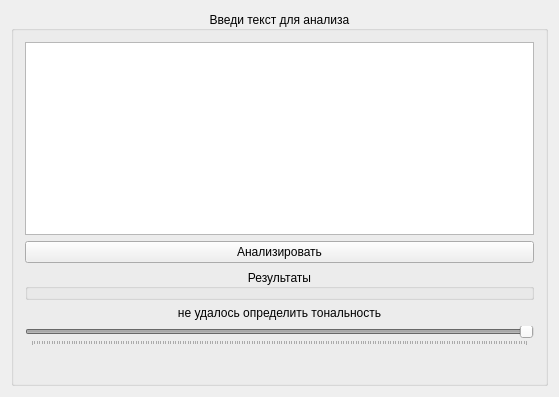
First picture: the form in mainwindow.ui, repository Kpuccmajl/analston, before the edit.
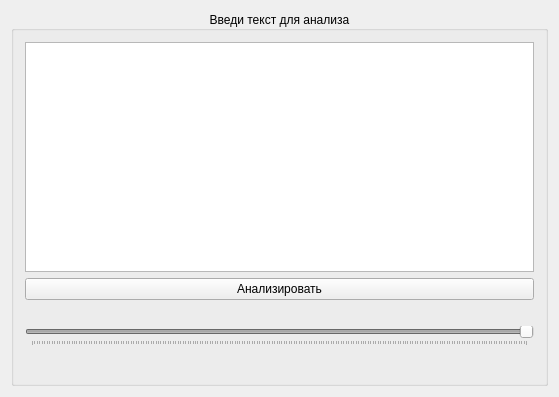
Second picture: the form after the edit. Icons and pictures are not drawn.

The edit to the form file:
```diff
--- a/mainwindow.ui
+++ b/mainwindow.ui
@@ -40,23 +40,10 @@
          </property>
         </widget>
        </item>
-       <item>
-        <widget class="QGroupBox" name="groupBox_2">
-         <property name="title">
-          <string>Результаты</string>
-         </property>
-         <property name="alignment">
-          <set>Qt::AlignCenter</set>
-         </property>
-         <property name="flat">
-          <bool>true</bool>
-         </property>
-        </widget>
-       </item>
        <item>
         <widget class="QLabel" name="res">
          <property name="text">
-          <string>не удалось определить тональность</string>
+          <string/>
          </property>
          <property name="alignment">
           <set>Qt::AlignCenter</set>
```
